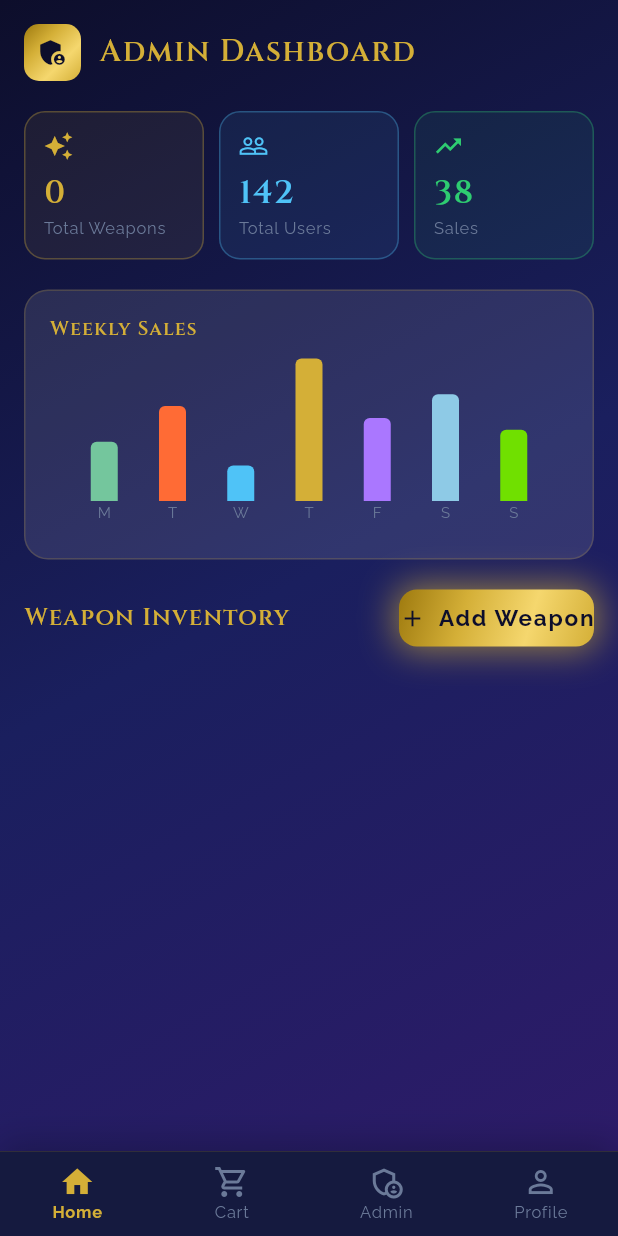
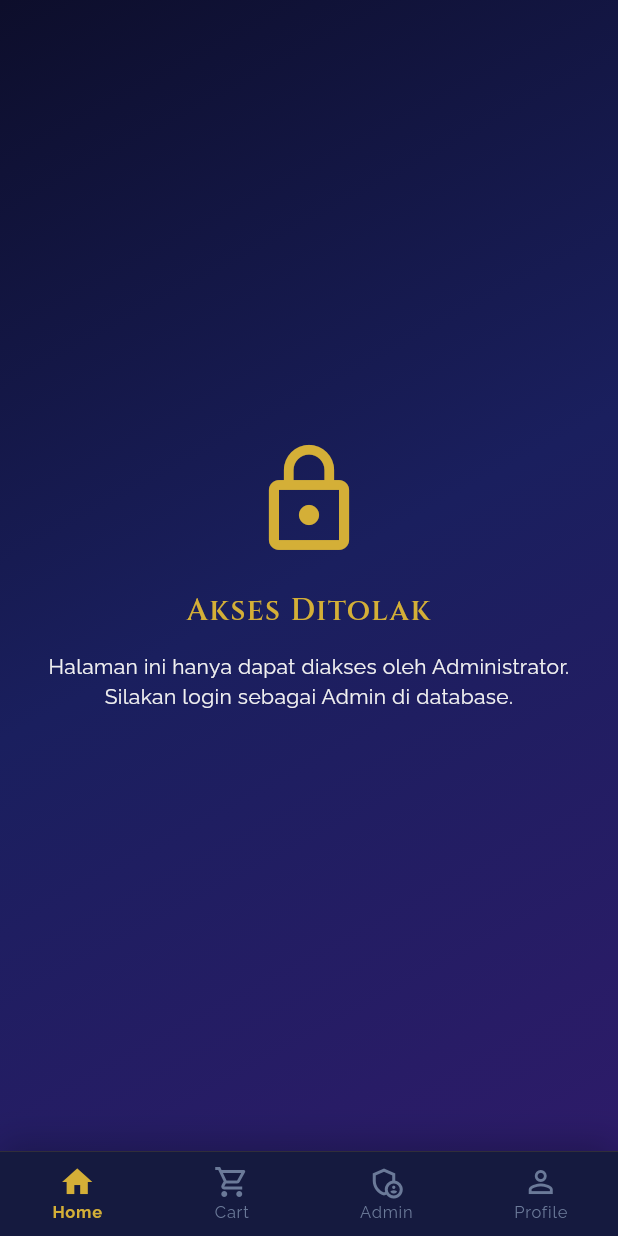
Before and after one commit to OlanIsm/Genshin-Import, a Flutter app: the AdminDashboardScreen screen opened by its route, on a phone screen of 412 x 824 dp. Run offline on Flutter 3.47's test engine with Material 3 defaults, Android fonts, the phone set to English and light mode, and no system bars; drawn by our look-alikes of fl_chart, flutter_animate; our stand-ins replace cached_network_image, carousel_slider, go_router, google_fonts, google_sign_in, shared_preferences and 1 more; accounts and stored records are empty.

```diff
--- a/frontend/lib/screens/admin/admin_dashboard_screen.dart
+++ b/frontend/lib/screens/admin/admin_dashboard_screen.dart
@@ -5,6 +5,7 @@ import 'package:fl_chart/fl_chart.dart';
 import '../../core/constants/app_colors.dart';
 import '../../core/constants/app_text_styles.dart';
 import '../../core/providers/weapon_provider.dart';
+import '../../core/providers/auth_provider.dart';
 import '../../core/models/weapon.dart';
 import '../../widgets/genshin_button.dart';
 import '../../widgets/genshin_text_field.dart';
@@ -19,6 +20,44 @@ class AdminDashboardScreen extends StatefulWidget {
 class _AdminDashboardScreenState extends State<AdminDashboardScreen> {
   @override
   Widget build(BuildContext context) {
+    final auth = context.watch<AuthProvider>();
+    if (!auth.isAdmin) {
+      return Scaffold(
+        body: Container(
+          decoration: const BoxDecoration(gradient: AppColors.bgGradient),
+          child: SafeArea(
+            child: Center(
+              child: Padding(
+                padding: const EdgeInsets.all(24.0),
+                child: Column(
+                  mainAxisAlignment: MainAxisAlignment.center,
+                  children: [
+                    const Icon(
+                      Icons.lock_outline,
+                      color: AppColors.gold,
+                      size: 80,
+                    ),
+                    const SizedBox(height: 20),
+                    Text(
+                      'Akses Ditolak',
+                      style: AppTextStyles.headingMedium,
+                      textAlign: TextAlign.center,
+                    ),
+                    const SizedBox(height: 12),
+                    Text(
+                      'Halaman ini hanya dapat diakses oleh Administrator. Silakan login sebagai Admin di database.',
+                      style: AppTextStyles.bodyMedium,
+                      textAlign: TextAlign.center,
+                    ),
+                  ],
+                ),
+              ),
+            ),
+          ),
+        ),
+      );
+    }
+
     return Scaffold(
       body: Container(
         decoration: const BoxDecoration(gradient: AppColors.bgGradient),
```
Also changed, not shown: frontend/lib/core/providers/auth_provider.dart (+35 -0 lines), frontend/lib/core/providers/cart_provider.dart (+20 -0 lines), frontend/lib/core/services/api_service.dart (+31 -1 lines), frontend/lib/screens/auth/login_screen.dart (+16 -5 lines), frontend/lib/screens/home/home_screen.dart (+17 -1 lines), frontend/pubspec.lock, 4 other files.
